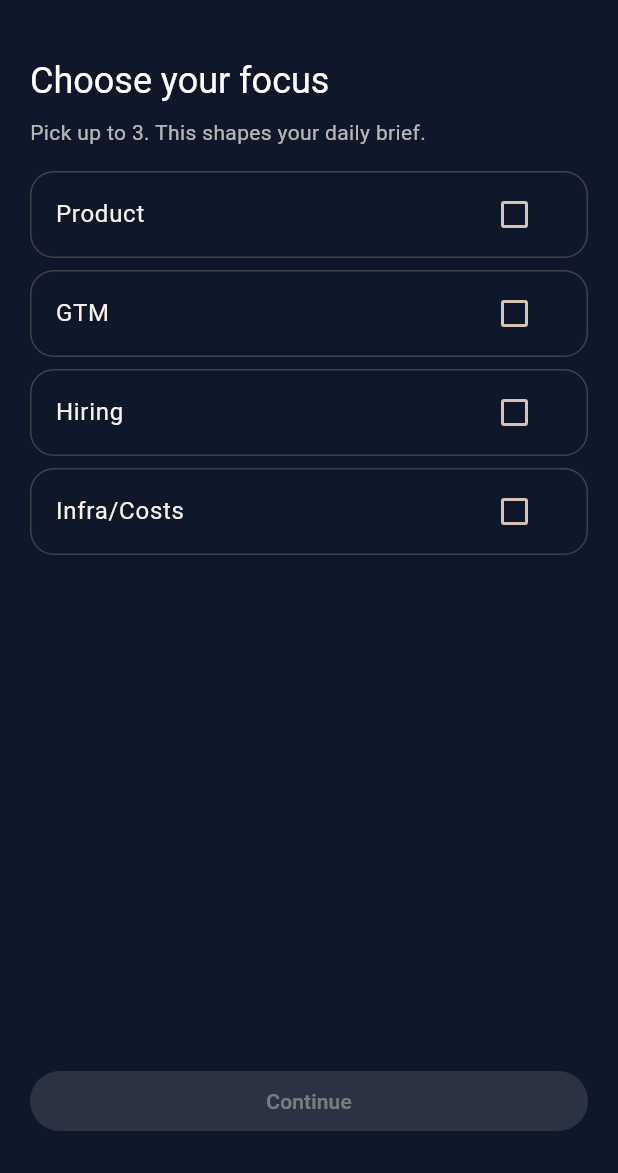
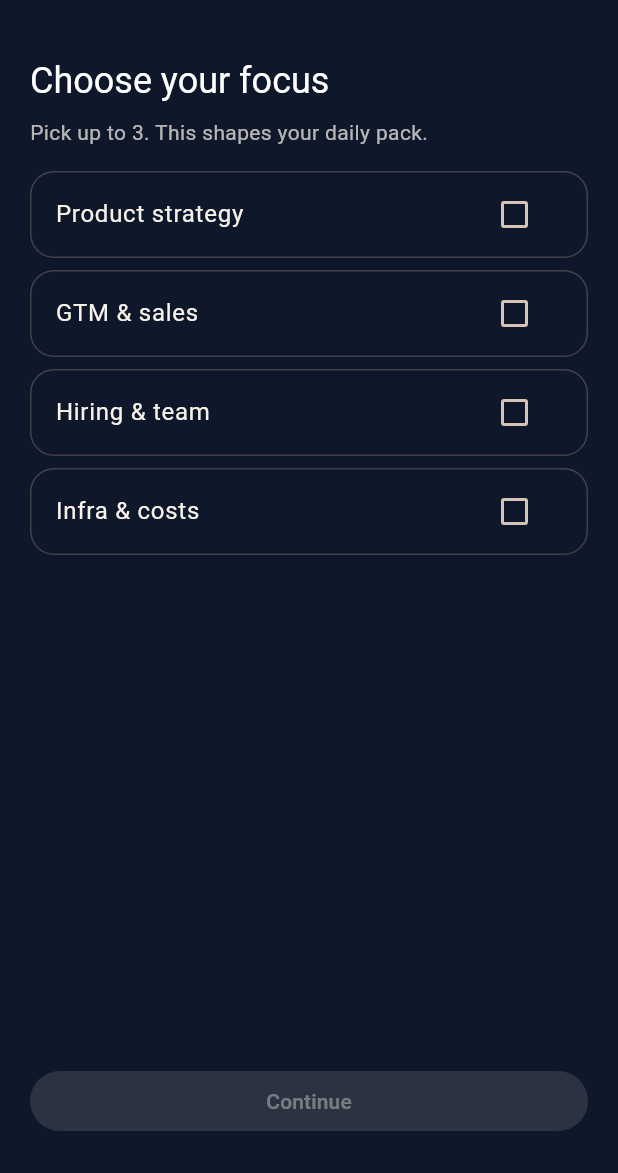
Before and after one commit to earthsongcreate-ux/Sivra, a Flutter app: the OnboardingScreen screen opened directly with empty values, on a phone screen of 412 x 824 dp, the part 63-1236 px from its top. Run offline on Flutter 3.47's test engine with Material 3 defaults, Android fonts, the phone set to English and light mode, and no system bars; our stand-ins replace cloud_firestore, firebase_auth, firebase_core; accounts and stored records are empty; network calls fail.

Commit message:
feat: add Sivra Firestore flow and UI fixes

```diff
--- a/apps/sivra/lib/screens/onboarding_screen.dart
+++ b/apps/sivra/lib/screens/onboarding_screen.dart
@@ -22,10 +22,10 @@ class _OnboardingScreenState extends State<OnboardingScreen> {
   bool _saving = false;
 
   static const _options = <String>[
-    'Product',
-    'GTM',
-    'Hiring',
-    'Infra/Costs',
+    'Product strategy',
+    'GTM & sales',
+    'Hiring & team',
+    'Infra & costs',
   ];
 
   bool get _canContinue => _selected.isNotEmpty && _selected.length <= 3;
@@ -39,10 +39,27 @@ class _OnboardingScreenState extends State<OnboardingScreen> {
       _saving = true;
     });
 
-    await FirestoreService.instance.upsertProfile(
-      uid: widget.uid,
-      focusAreas: _selected.toList(),
-    );
+    try {
+      await FirestoreService.instance.upsertProfile(
+        uid: widget.uid,
+        focusAreas: _selected.toList(),
+      );
+    } catch (error) {
+      if (!mounted) {
+        return;
+      }
+
+      setState(() {
+        _saving = false;
+      });
+
+      ScaffoldMessenger.of(context).showSnackBar(
+        const SnackBar(
+          content: Text('Unable to save your focus. Please try again.'),
+        ),
+      );
+      return;
+    }
 
     if (!mounted) {
       return;
@@ -56,9 +73,7 @@ class _OnboardingScreenState extends State<OnboardingScreen> {
   @override
   Widget build(BuildContext context) {
     return Scaffold(
-      appBar: AppBar(
-        title: const Text('Sivra'),
-      ),
+      appBar: AppBar(title: const Text('Sivra')),
       body: Padding(
         padding: const EdgeInsets.fromLTRB(20, 24, 20, 24),
         child: Column(
@@ -70,10 +85,12 @@ class _OnboardingScreenState extends State<OnboardingScreen> {
             ),
             const SizedBox(height: 8),
             Text(
-              'Pick up to 3. This shapes your daily brief.',
+              'Pick up to 3. This shapes your daily pack.',
               style: Theme.of(context).textTheme.bodyMedium?.copyWith(
-                    color: Theme.of(context).colorScheme.onSurface.withOpacity(0.72),
-                  ),
+                color: Theme.of(
+                  context,
+                ).colorScheme.onSurface.withValues(alpha: 0.72),
+              ),
             ),
             const SizedBox(height: 16),
             Expanded(
@@ -91,13 +108,15 @@ class _OnboardingScreenState extends State<OnboardingScreen> {
                       shape: RoundedRectangleBorder(
                         borderRadius: BorderRadius.circular(16),
                         side: BorderSide(
-                          color: Theme.of(context).dividerColor.withOpacity(0.35),
+                          color: Theme.of(
+                            context,
+                          ).dividerColor.withValues(alpha: 0.35),
                         ),
                       ),
                       title: Text(option),
                       trailing: Checkbox(
                         value: selected,
-                        onChanged: disabled
+                        onChanged: disabled || _saving
                             ? null
                             : (value) {
                                 setState(() {
@@ -109,7 +128,7 @@ class _OnboardingScreenState extends State<OnboardingScreen> {
                                 });
                               },
                       ),
-                      onTap: disabled
+                      onTap: disabled || _saving
                           ? null
                           : () {
                               setState(() {
--- a/apps/sivra/lib/screens/source_sheet.dart
+++ b/apps/sivra/lib/screens/source_sheet.dart
@@ -30,7 +30,7 @@ class SourceSheet extends StatelessWidget {
             Text(
               '${source.publisher} • ${source.dateLabel}',
               style: Theme.of(context).textTheme.bodyMedium?.copyWith(
-                    color: Theme.of(context).colorScheme.onSurface.withOpacity(0.72),
+                    color: Theme.of(context).colorScheme.onSurface.withValues(alpha: 0.72),
                   ),
             ),
             if (source.snippet != null) ...[
--- a/apps/sivra/lib/screens/today_screen.dart
+++ b/apps/sivra/lib/screens/today_screen.dart
@@ -26,7 +26,7 @@ class TodayScreen extends StatelessWidget {
             Text(
               '8 minutes • 2 briefings • 6 drills',
               style: Theme.of(context).textTheme.bodyMedium?.copyWith(
-                    color: Theme.of(context).colorScheme.onSurface.withOpacity(0.72),
+                    color: Theme.of(context).colorScheme.onSurface.withValues(alpha: 0.72),
                   ),
             ),
             const Spacer(),
```
Also changed, not shown: apps/sivra/lib/screens/bootstrap_screen.dart (+7 -13 lines), apps/sivra/lib/screens/drill_flow_screen.dart (+64 -20 lines), 9 other files.
